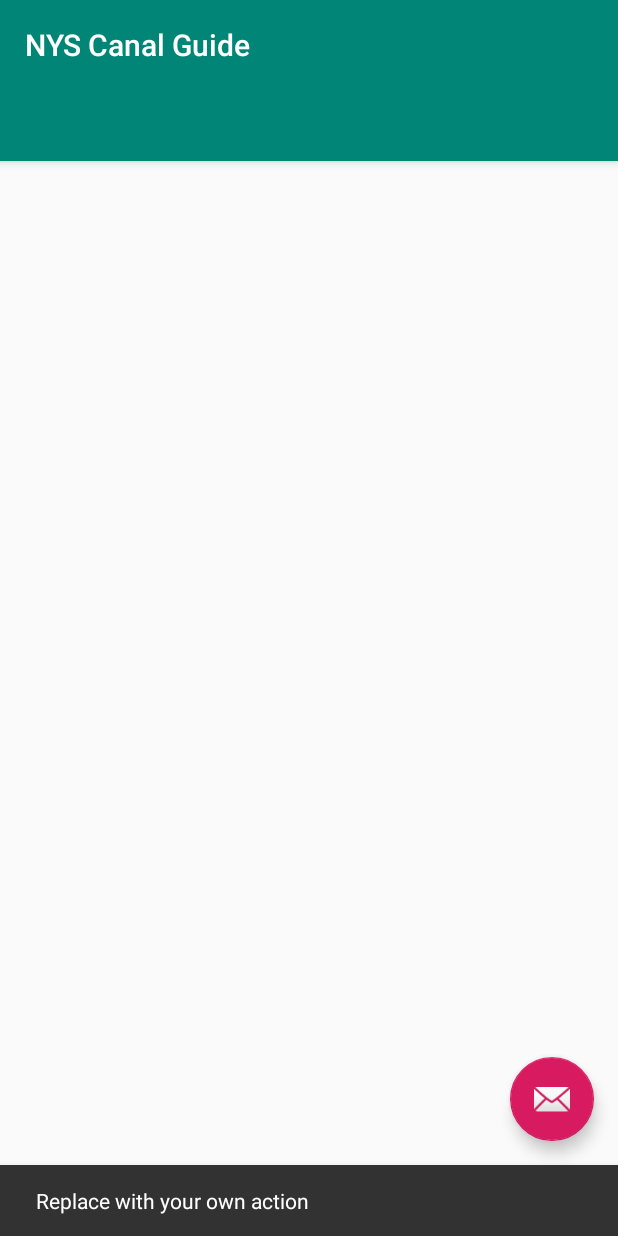
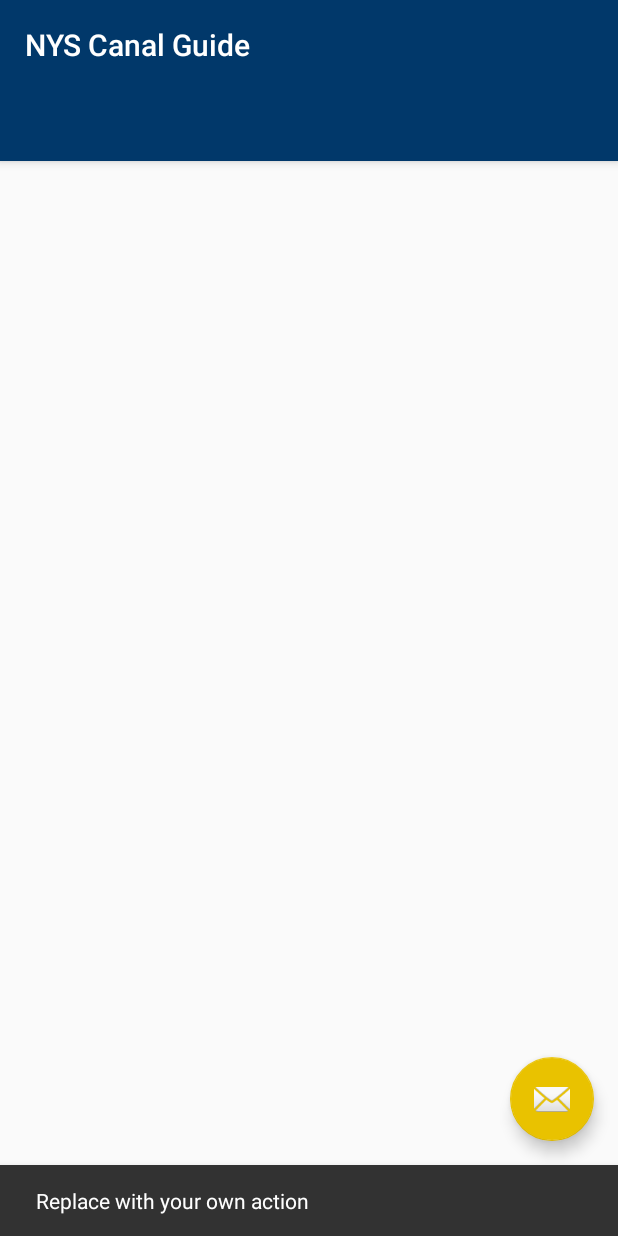
Before and after one commit to olearyj/NYS-Canal-Guide, an Android app: the screen it shows after launch (MainActivity), after a tap on an icon or button, on a phone screen of 412 x 824 dp. Run offline under Robolectric (Android 15) with nearby library versions, the phone set to English and light mode, and no system bars; 2 statements that could not run were skipped.

Commit message:
Changed primary colors of the app

```diff
--- a/app/src/main/res/values/colors.xml
+++ b/app/src/main/res/values/colors.xml
@@ -1,9 +1,13 @@
 <?xml version="1.0" encoding="utf-8"?>
 <resources>
 
-    <color name="colorPrimary">#008577</color>
-    <color name="colorPrimaryDark">#00574B</color>
-    <color name="colorAccent">#D81B60</color>
+<!--    <color name="colorPrimary">#008577</color>-->
+<!--    <color name="colorPrimaryDark">#00574B</color>-->
+<!--    <color name="colorAccent">#D81B60</color>-->
+
+    <color name="colorPrimary">@color/dark_blue</color>
+    <color name="colorPrimaryDark">@color/darker_blue</color>
+    <color name="colorAccent">@color/gold</color>
 
     <!-- The splash background will be marine blue -->
     <color name="splash_bg">#01386A</color>
```
